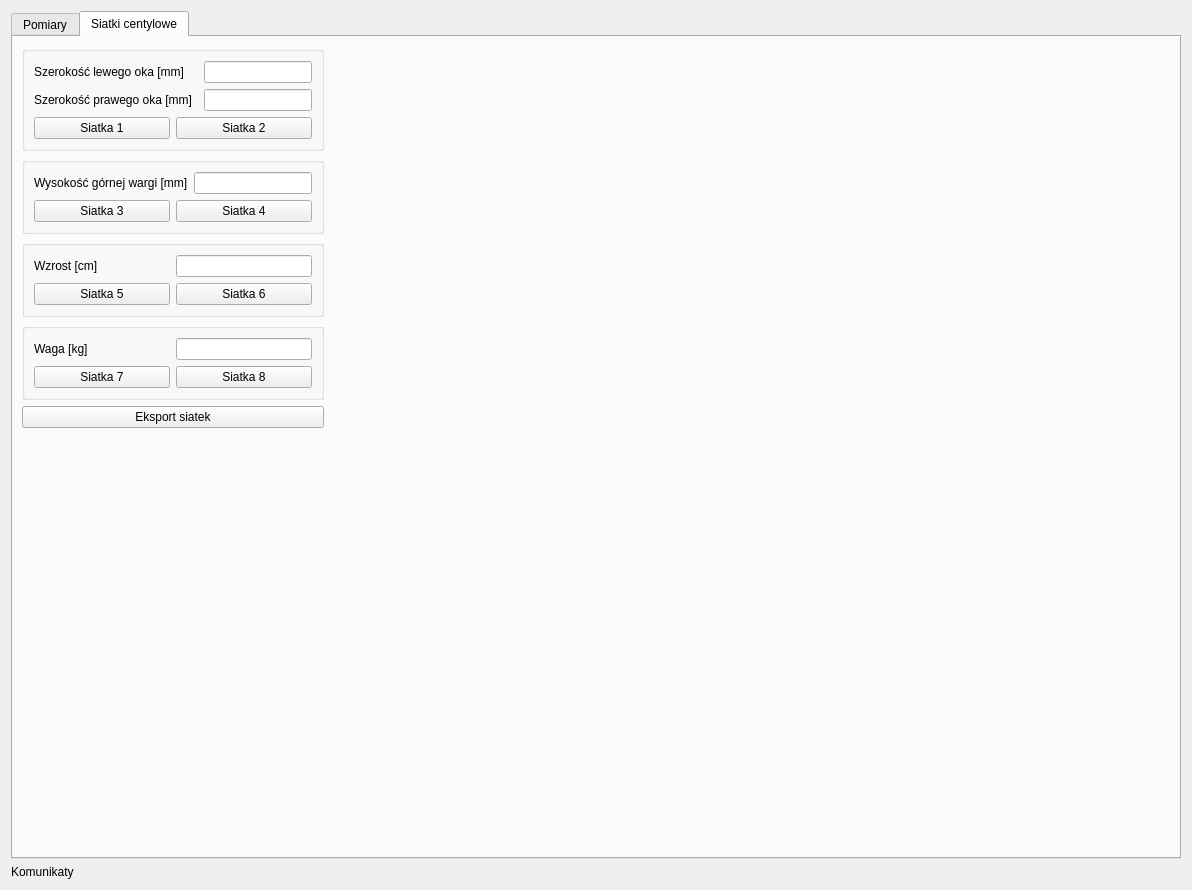
The window that implementation/GUI/w_main_window.ui (ocadotechnology-university/FAS-detection-support-tool) describes before a commit, drawn with Qt 5.
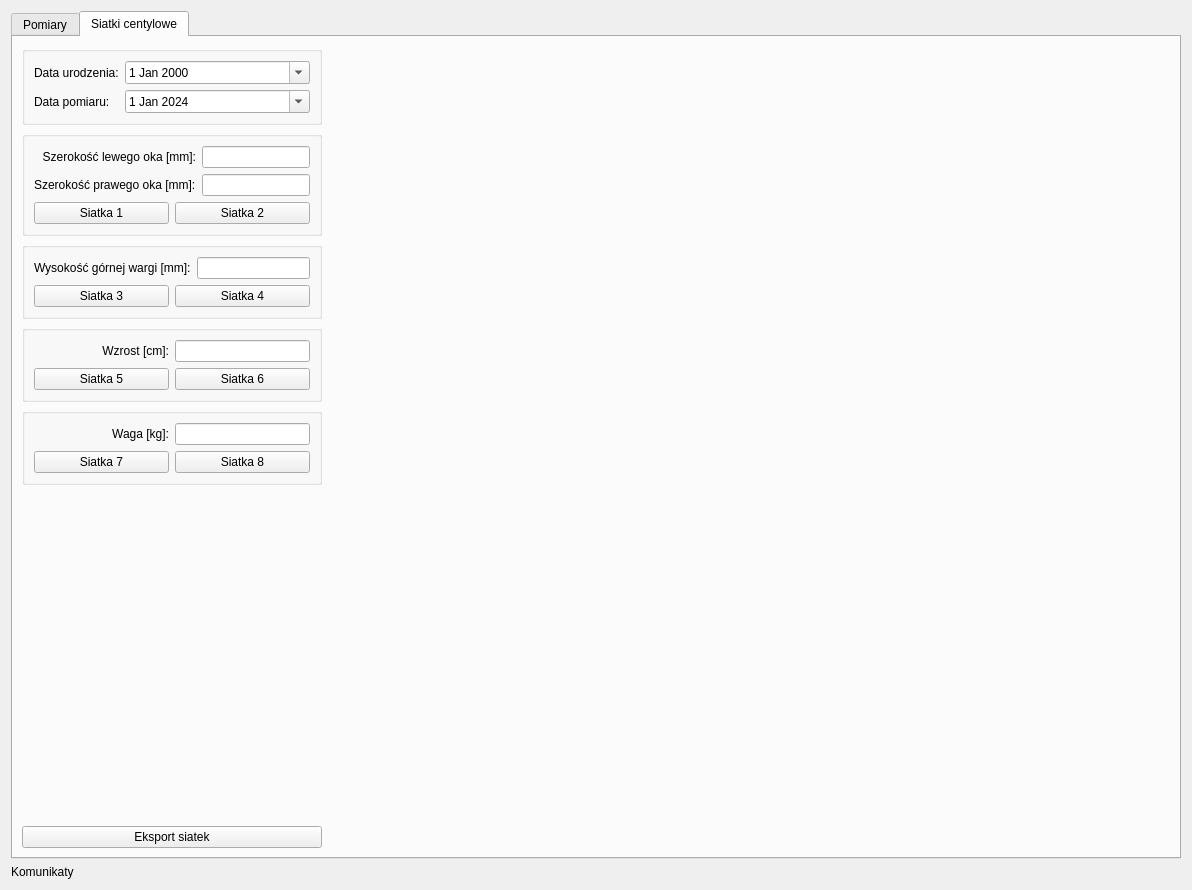
The same window after the commit. The open tabs and pages were chosen to show the change. Icons and pictures are not drawn.

Commit message: I updated the GUI to be able to take user input on the date of birth and the date of measurment.

Diff of the .ui file:
```diff
--- a/implementation/GUI/w_main_window.ui
+++ b/implementation/GUI/w_main_window.ui
@@ -340,6 +340,85 @@
       <layout class="QHBoxLayout" name="horizontalLayout_7">
        <item>
         <layout class="QVBoxLayout" name="verticalLayout_5">
+         <item>
+          <widget class="QGroupBox" name="groupBox_8">
+           <property name="sizePolicy">
+            <sizepolicy hsizetype="Minimum" vsizetype="Minimum">
+             <horstretch>0</horstretch>
+             <verstretch>0</verstretch>
+            </sizepolicy>
+           </property>
+           <property name="minimumSize">
+            <size>
+             <width>0</width>
+             <height>0</height>
+            </size>
+           </property>
+           <property name="maximumSize">
+            <size>
+             <width>400</width>
+             <height>16777215</height>
+            </size>
+           </property>
+           <property name="title">
+            <string/>
+           </property>
+           <layout class="QFormLayout" name="formLayout_3">
+            <item row="0" column="0">
+             <widget class="QLabel" name="label_11">
+              <property name="text">
+               <string>Data urodzenia:</string>
+              </property>
+             </widget>
+            </item>
+            <item row="0" column="1">
+             <widget class="QDateEdit" name="de_birth">
+              <property name="minimumDateTime">
+               <datetime>
+                <hour>0</hour>
+                <minute>24</minute>
+                <second>0</second>
+                <year>1900</year>
+                <month>9</month>
+                <day>14</day>
+               </datetime>
+              </property>
+              <property name="calendarPopup">
+               <bool>true</bool>
+              </property>
+             </widget>
+            </item>
+            <item row="1" column="0">
+             <widget class="QLabel" name="label_16">
+              <property name="text">
+               <string>Data pomiaru:</string>
+              </property>
+             </widget>
+            </item>
+            <item row="1" column="1">
+             <widget class="QDateEdit" name="de_measurement">
+              <property name="minimumDate">
+               <date>
+                <year>1900</year>
+                <month>9</month>
+                <day>14</day>
+               </date>
+              </property>
+              <property name="calendarPopup">
+               <bool>true</bool>
+              </property>
+              <property name="date">
+               <date>
+                <year>2024</year>
+                <month>1</month>
+                <day>1</day>
+               </date>
+              </property>
+             </widget>
+            </item>
+           </layout>
+          </widget>
+         </item>
          <item>
           <widget class="QGroupBox" name="groupBox_3">
            <property name="sizePolicy">
@@ -358,16 +437,6 @@
             <string/>
            </property>
            <layout class="QGridLayout" name="gridLayout_6">
-            <item row="1" column="2">
-             <widget class="QLineEdit" name="le_LeftEyeMMChart">
-              <property name="sizePolicy">
-               <sizepolicy hsizetype="Minimum" vsizetype="Fixed">
-                <horstretch>0</horstretch>
-                <verstretch>0</verstretch>
-               </sizepolicy>
-              </property>
-             </widget>
-            </item>
             <item row="4" column="0" colspan="3">
              <layout class="QHBoxLayout" name="horizontalLayout_2">
               <item>
@@ -395,17 +464,10 @@
                </sizepolicy>
               </property>
               <property name="text">
-               <string>Szerokość lewego oka [mm]</string>
+               <string>Szerokość lewego oka [mm]:</string>
               </property>
-             </widget>
-            </item>
-            <item row="2" column="2">
-             <widget class="QLineEdit" name="le_RightEyeMMChart">
-              <property name="sizePolicy">
-               <sizepolicy hsizetype="Minimum" vsizetype="Fixed">
-                <horstretch>0</horstretch>
-                <verstretch>0</verstretch>
-               </sizepolicy>
+              <property name="alignment">
+               <set>Qt::AlignmentFlag::AlignRight|Qt::AlignmentFlag::AlignTrailing|Qt::AlignmentFlag::AlignVCenter</set>
               </property>
              </widget>
             </item>
@@ -418,7 +480,27 @@
                </sizepolicy>
               </property>
               <property name="text">
-               <string>Szerokość prawego oka [mm]</string>
+               <string>Szerokość prawego oka [mm]:</string>
+              </property>
+             </widget>
+            </item>
+            <item row="1" column="1" colspan="2">
+             <widget class="QLineEdit" name="le_LeftEyeMMChart">
+              <property name="sizePolicy">
+               <sizepolicy hsizetype="Minimum" vsizetype="Fixed">
+                <horstretch>0</horstretch>
+                <verstretch>0</verstretch>
+               </sizepolicy>
+              </property>
+             </widget>
+            </item>
+            <item row="2" column="1" colspan="2">
+             <widget class="QLineEdit" name="le_RightEyeMMChart">
+              <property name="sizePolicy">
+               <sizepolicy hsizetype="Minimum" vsizetype="Fixed">
+                <horstretch>0</horstretch>
+                <verstretch>0</verstretch>
+               </sizepolicy>
               </property>
              </widget>
             </item>
@@ -452,7 +534,7 @@
                </sizepolicy>
               </property>
               <property name="text">
-               <string>Wysokość górnej wargi [mm]</string>
+               <string>Wysokość górnej wargi [mm]:</string>
               </property>
              </widget>
             </item>
@@ -510,7 +592,10 @@
               <item row="0" column="0">
                <widget class="QLabel" name="label_9">
                 <property name="text">
-                 <string>Wzrost [cm]</string>
+                 <string>Wzrost [cm]:</string>
+                </property>
+                <property name="alignment">
+                 <set>Qt::AlignmentFlag::AlignRight|Qt::AlignmentFlag::AlignTrailing|Qt::AlignmentFlag::AlignVCenter</set>
                 </property>
                </widget>
               </item>
@@ -565,29 +650,6 @@
             <string/>
            </property>
            <layout class="QGridLayout" name="gridLayout_10">
-            <item row="0" column="1">
-             <widget class="QLineEdit" name="le_Weight">
-              <property name="sizePolicy">
-               <sizepolicy hsizetype="Minimum" vsizetype="Fixed">
-                <horstretch>0</horstretch>
-                <verstretch>0</verstretch>
-               </sizepolicy>
-              </property>
-             </widget>
-            </item>
-            <item row="0" column="0">
-             <widget class="QLabel" name="label_10">
-              <property name="sizePolicy">
-               <sizepolicy hsizetype="Minimum" vsizetype="Preferred">
-                <horstretch>0</horstretch>
-                <verstretch>0</verstretch>
-               </sizepolicy>
-              </property>
-              <property name="text">
-               <string>Waga [kg]</string>
-              </property>
-             </widget>
-            </item>
             <item row="1" column="0" colspan="2">
              <layout class="QHBoxLayout" name="horizontalLayout_4">
               <item>
@@ -606,9 +668,48 @@
               </item>
              </layout>
             </item>
+            <item row="0" column="1">
+             <widget class="QLineEdit" name="le_Weight">
+              <property name="sizePolicy">
+               <sizepolicy hsizetype="Minimum" vsizetype="Fixed">
+                <horstretch>0</horstretch>
+                <verstretch>0</verstretch>
+               </sizepolicy>
+              </property>
+             </widget>
+            </item>
+            <item row="0" column="0">
+             <widget class="QLabel" name="label_10">
+              <property name="sizePolicy">
+               <sizepolicy hsizetype="Minimum" vsizetype="Preferred">
+                <horstretch>0</horstretch>
+                <verstretch>0</verstretch>
+               </sizepolicy>
+              </property>
+              <property name="text">
+               <string>Waga [kg]:</string>
+              </property>
+              <property name="alignment">
+               <set>Qt::AlignmentFlag::AlignRight|Qt::AlignmentFlag::AlignTrailing|Qt::AlignmentFlag::AlignVCenter</set>
+              </property>
+             </widget>
+            </item>
            </layout>
           </widget>
          </item>
+         <item>
+          <spacer name="verticalSpacer">
+           <property name="orientation">
+            <enum>Qt::Orientation::Vertical</enum>
+           </property>
+           <property name="sizeHint" stdset="0">
+            <size>
+             <width>20</width>
+             <height>40</height>
+            </size>
+           </property>
+          </spacer>
+         </item>
          <item>
           <widget class="QPushButton" name="pb_exportCharts">
            <property name="maximumSize">
@@ -622,19 +723,6 @@
            </property>
           </widget>
          </item>
-         <item>
-          <spacer name="verticalSpacer">
-           <property name="orientation">
-            <enum>Qt::Orientation::Vertical</enum>
-           </property>
-           <property name="sizeHint" stdset="0">
-            <size>
-             <width>20</width>
-             <height>40</height>
-            </size>
-           </property>
-          </spacer>
-         </item>
         </layout>
        </item>
        <item>
```
Left out of the diff: 246 changed lines with no effect on the pictures. The commit also changes 2 other files.
